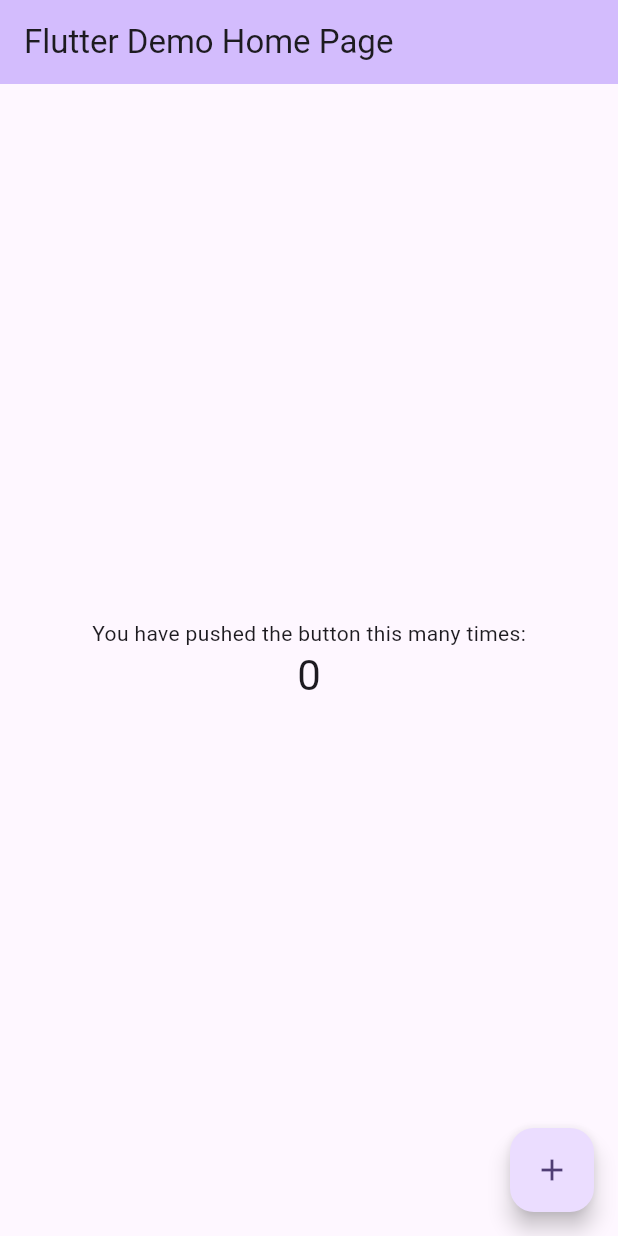
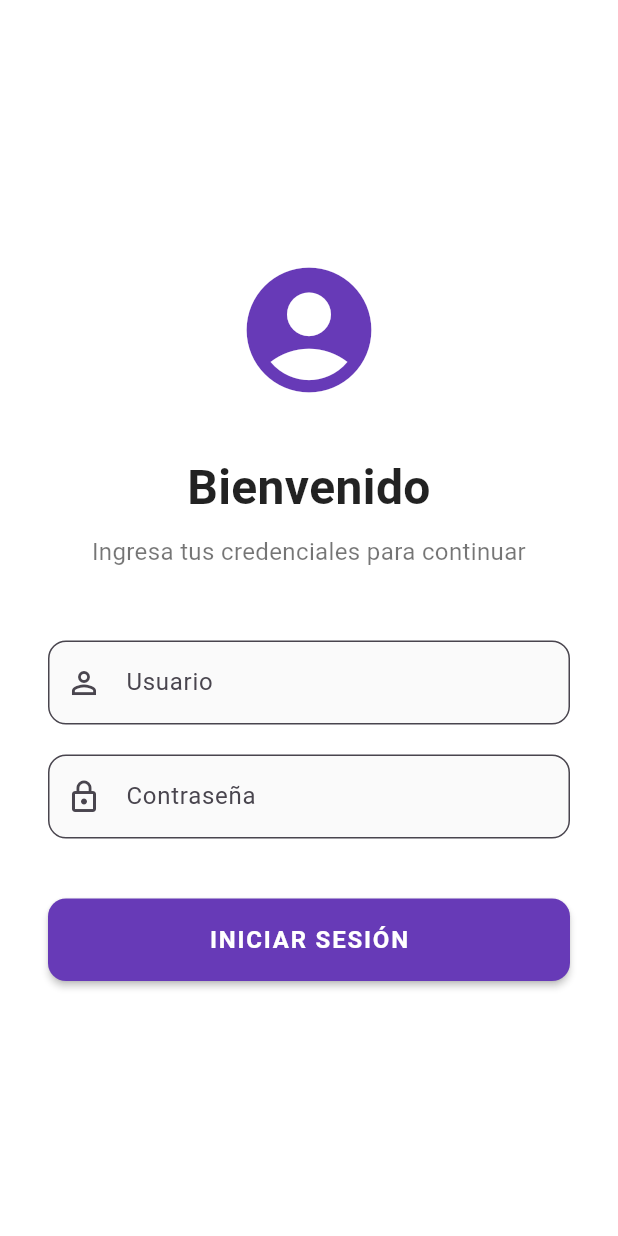
Before and after one commit to pinponross/openclaw_test, a Flutter app: the screen it shows after launch, on a phone screen of 412 x 824 dp. Run offline on Flutter 3.47's test engine with Material 3 defaults, Android fonts, the phone set to English and light mode, and no system bars.

Commit message:
feat: diseño inicial de la pantalla de login

```diff
--- /dev/null
+++ b/lib/login_screen.dart
@@ -0,0 +1,138 @@
+import 'package:flutter/material.dart';
+
+class LoginScreen extends StatefulWidget {
+  const LoginScreen({super.key});
+
+  @override
+  State<LoginScreen> createState() => _LoginScreenState();
+}
+
+class _LoginScreenState extends State<LoginScreen> {
+  final _usernameController = TextEditingController();
+  final _passwordController = TextEditingController();
+
+  @override
+  void dispose() {
+    _usernameController.dispose();
+    _passwordController.dispose();
+    super.dispose();
+  }
+
+  void _handleLogin() {
+    // Aquí es donde se conectarán los endpoints más adelante.
+    final username = _usernameController.text;
+    final password = _passwordController.text;
+
+    debugPrint('Intento de inicio de sesión - Usuario: $username');
+
+    // Por ahora, solo mostramos un aviso visual simple
+    ScaffoldMessenger.of(context).showSnackBar(
+      const SnackBar(content: Text('Iniciando sesión... (Endpoints pendientes)')),
+    );
+  }
+
+  @override
+  Widget build(BuildContext context) {
+    return Scaffold(
+      backgroundColor: Colors.white,
+      body: SafeArea(
+        child: Center(
+          child: SingleChildScrollView(
+            padding: const EdgeInsets.symmetric(horizontal: 32.0),
+            child: Column(
+              mainAxisAlignment: MainAxisAlignment.center,
+              crossAxisAlignment: CrossAxisAlignment.stretch,
+              children: [
+                // Icono o Logo de la aplicación
+                const Icon(
+                  Icons.account_circle,
+                  size: 100,
+                  color: Colors.deepPurple,
+                ),
+                const SizedBox(height: 32),
+
+                // Título
+                const Text(
+                  'Bienvenido',
+                  style: TextStyle(
+                    fontSize: 32,
+                    fontWeight: FontWeight.bold,
+                    color: Colors.black87,
+                  ),
+                  textAlign: TextAlign.center,
+                ),
+                const SizedBox(height: 8),
+                const Text(
+                  'Ingresa tus credenciales para continuar',
+                  style: TextStyle(
+                    fontSize: 16,
+                    color: Colors.black54,
+                  ),
+                  textAlign: TextAlign.center,
+                ),
+                const SizedBox(height: 48),
+
+                // Campo de Usuario
+                TextField(
+                  controller: _usernameController,
+                  decoration: InputDecoration(
+                    labelText: 'Usuario',
+                    hintText: 'ej. juanperez',
+                    prefixIcon: const Icon(Icons.person_outline),
+                    border: OutlineInputBorder(
+                      borderRadius: BorderRadius.circular(12),
+                    ),
+                    filled: true,
+                    fillColor: Colors.grey[50],
+                  ),
+                  textInputAction: TextInputAction.next,
+                ),
+                const SizedBox(height: 20),
+
+                // Campo de Contraseña
+                TextField(
+                  controller: _passwordController,
+                  obscureText: true,
+                  decoration: InputDecoration(
+                    labelText: 'Contraseña',
+                    prefixIcon: const Icon(Icons.lock_outline),
+                    border: OutlineInputBorder(
+                      borderRadius: BorderRadius.circular(12),
+                    ),
+                    filled: true,
+                    fillColor: Colors.grey[50],
+                  ),
+                  textInputAction: TextInputAction.done,
+                  onSubmitted: (_) => _handleLogin(),
+                ),
+                const SizedBox(height: 40),
+
+                // Botón de Inicio de Sesión
+                ElevatedButton(
+                  onPressed: _handleLogin,
+                  style: ElevatedButton.styleFrom(
+                    backgroundColor: Colors.deepPurple,
+                    foregroundColor: Colors.white,
+                    padding: const EdgeInsets.symmetric(vertical: 16),
+                    shape: RoundedRectangleBorder(
+                      borderRadius: BorderRadius.circular(12),
+                    ),
+                    elevation: 2,
+                  ),
+                  child: const Text(
+                    'INICIAR SESIÓN',
+                    style: TextStyle(
+                      fontSize: 16,
+                      fontWeight: FontWeight.bold,
+                      letterSpacing: 1.2,
+                    ),
+                  ),
+                ),
+              ],
+            ),
+          ),
+        ),
+      ),
+    );
+  }
+}
--- a/lib/main.dart
+++ b/lib/main.dart
@@ -1,4 +1,5 @@
 import 'package:flutter/material.dart';
+import 'login_screen.dart';
 
 void main() {
   runApp(const MyApp());
@@ -7,116 +8,16 @@ void main() {
 class MyApp extends StatelessWidget {
   const MyApp({super.key});
 
-  // This widget is the root of your application.
   @override
   Widget build(BuildContext context) {
     return MaterialApp(
-      title: 'Flutter Demo',
+      title: 'OpenClaw App',
+      debugShowCheckedModeBanner: false,
       theme: ThemeData(
-        // This is the theme of your application.
-        //
-        // TRY THIS: Try running your application with "flutter run". You'll see
-        // the application has a purple toolbar. Then, without quitting the app,
-        // try changing the seedColor in the colorScheme below to Colors.green
-        // and then invoke "hot reload" (save your changes or press the "hot
-        // reload" button in a Flutter-supported IDE, or press "r" if you used
-        // the command line to start the app).
-        //
-        // Notice that the counter didn't reset back to zero; the application
-        // state is not lost during the reload. To reset the state, use hot
-        // restart instead.
-        //
-        // This works for code too, not just values: Most code changes can be
-        // tested with just a hot reload.
-        colorScheme: .fromSeed(seedColor: Colors.deepPurple),
+        colorScheme: ColorScheme.fromSeed(seedColor: Colors.deepPurple),
+        useMaterial3: true,
       ),
-      home: const MyHomePage(title: 'Flutter Demo Home Page'),
+      home: const LoginScreen(),
     );
   }
 }
-
-class MyHomePage extends StatefulWidget {
-  const MyHomePage({super.key, required this.title});
-
-  // This widget is the home page of your application. It is stateful, meaning
-  // that it has a State object (defined below) that contains fields that affect
-  // how it looks.
-
-  // This class is the configuration for the state. It holds the values (in this
-  // case the title) provided by the parent (in this case the App widget) and
-  // used by the build method of the State. Fields in a Widget subclass are
-  // always marked "final".
-
-  final String title;
-
-  @override
-  State<MyHomePage> createState() => _MyHomePageState();
-}
-
-class _MyHomePageState extends State<MyHomePage> {
-  int _counter = 0;
-
-  void _incrementCounter() {
-    setState(() {
-      // This call to setState tells the Flutter framework that something has
-      // changed in this State, which causes it to rerun the build method below
-      // so that the display can reflect the updated values. If we changed
-      // _counter without calling setState(), then the build method would not be
-      // called again, and so nothing would appear to happen.
-      _counter++;
-    });
-  }
-
-  @override
-  Widget build(BuildContext context) {
-    // This method is rerun every time setState is called, for instance as done
-    // by the _incrementCounter method above.
-    //
-    // The Flutter framework has been optimized to make rerunning build methods
-    // fast, so that you can just rebuild anything that needs updating rather
-    // than having to individually change instances of widgets.
-    return Scaffold(
-      appBar: AppBar(
-        // TRY THIS: Try changing the color here to a specific color (to
-        // Colors.amber, perhaps?) and trigger a hot reload to see the AppBar
-        // change color while the other colors stay the same.
-        backgroundColor: Theme.of(context).colorScheme.inversePrimary,
-        // Here we take the value from the MyHomePage object that was created by
-        // the App.build method, and use it to set our appbar title.
-        title: Text(widget.title),
-      ),
-      body: Center(
-        // Center is a layout widget. It takes a single child and positions it
-        // in the middle of the parent.
-        child: Column(
-          // Column is also a layout widget. It takes a list of children and
-          // arranges them vertically. By default, it sizes itself to fit its
-          // children horizontally, and tries to be as tall as its parent.
-          //
-          // Column has various properties to control how it sizes itself and
-          // how it positions its children. Here we use mainAxisAlignment to
-          // center the children vertically; the main axis here is the vertical
-          // axis because Columns are vertical (the cross axis would be
-          // horizontal).
-          //
-          // TRY THIS: Invoke "debug painting" (choose the "Toggle Debug Paint"
-          // action in the IDE, or press "p" in the console), to see the
-          // wireframe for each widget.
-          mainAxisAlignment: .center,
-          children: [
-            const Text('You have pushed the button this many times:'),
-            Text(
-              '$_counter',
-              style: Theme.of(context).textTheme.headlineMedium,
-            ),
-          ],
-        ),
-      ),
-      floatingActionButton: FloatingActionButton(
-        onPressed: _incrementCounter,
-        tooltip: 'Increment',
-        child: const Icon(Icons.add),
-      ),
-    );
-  }
-}
```
